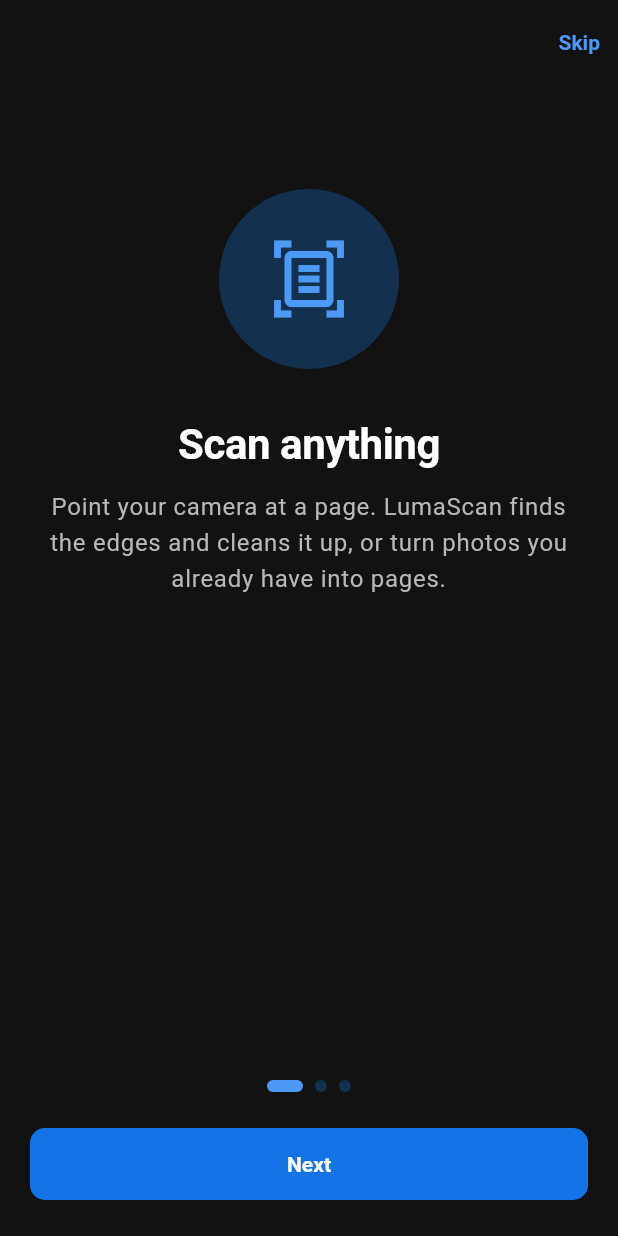
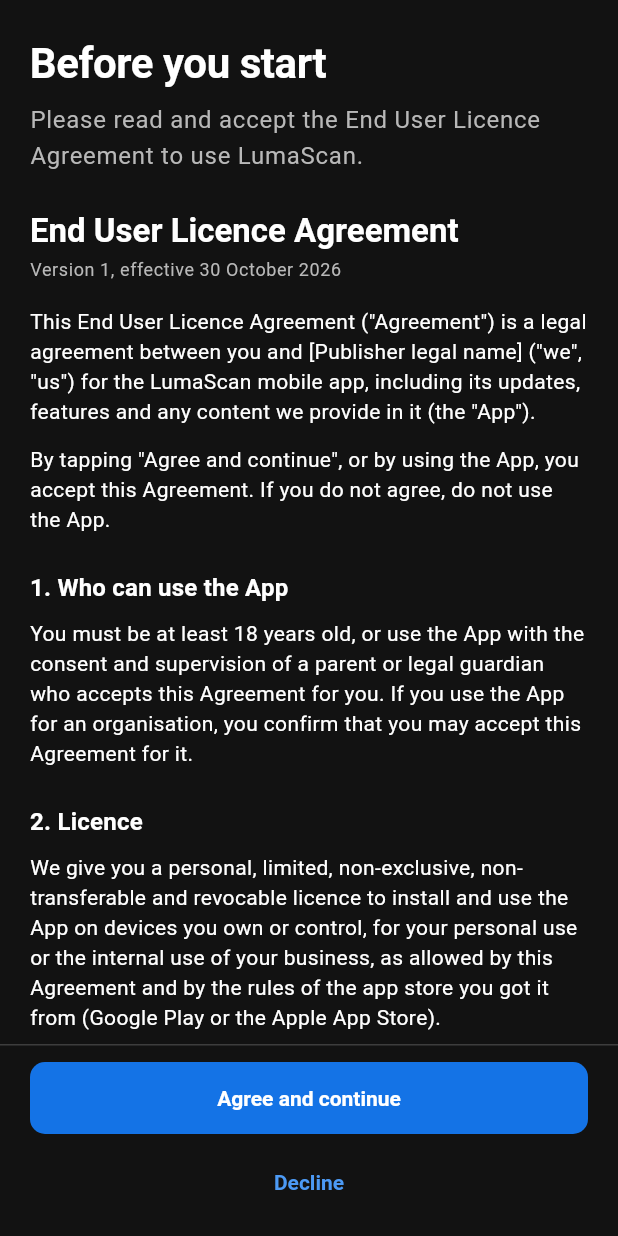
Before and after one commit to varun15j/pfd_editor, a Flutter app: the screen it shows after launch, on a phone screen of 412 x 824 dp. Run offline on Flutter 3.47's test engine with Material 3 defaults, Android fonts, the phone set to English and light mode, and no system bars; our stand-ins replace camera, file_picker, flutter_riverpod, flutter_secure_storage, google_sign_in, in_app_purchase and 7 more; missing offline and left inert: cunning_document_scanner, flutter_appauth, google_mlkit_barcode_scanning, google_mlkit_text_recognition, in_app_purchase_android, in_app_purchase_storekit and 4 more; accounts and stored records are empty.

Commit message:
Show the End User Licence Agreement on first launch and when it changes
The agreement text lives in lib/domain/eula.dart with eulaVersion. The
start gate shows it until the current version is accepted, before the
intro; raising eulaVersion shows it again, worded as an update. Decline
explains acceptance is needed. Settings > Terms of use opens it to read.
Bumped to 1.28.0+48.

Co-Authored-By: Claude Opus 5.5 <noreply@anthropic.com>
Claude-Session: https://claude.ai/code/session_01KrCmMixavXvPM6h8zAEYWb

```diff
--- a/lumascan_app/lib/app/app.dart
+++ b/lumascan_app/lib/app/app.dart
@@ -4,6 +4,7 @@ import 'package:flutter_riverpod/flutter_riverpod.dart';
 import '../debug/debug_panel.dart';
 import '../features/capture/launch_actions_listener.dart';
 import '../features/capture/shared_images_listener.dart';
+import '../features/onboarding/eula_screen.dart';
 import '../features/onboarding/onboarding_screen.dart';
 import 'app_info.dart';
 import 'preferences.dart';
@@ -30,9 +31,10 @@ class LumaScanApp extends ConsumerWidget {
   }
 }
 
-/// Picks the first screen once the saved choices are read: the intro until it
-/// has been seen, then the app. Waiting avoids flashing the intro at someone
-/// who has already seen it.
+/// Picks the first screen once the saved choices are read: the End User
+/// Licence Agreement until its current version is accepted, then the intro
+/// until it has been seen, then the app. Waiting avoids flashing either at
+/// someone who has already been through them.
 class StartGate extends ConsumerWidget {
   const StartGate({super.key});
 
@@ -42,6 +44,8 @@ class StartGate extends ConsumerWidget {
     ref.listen(purchasesProvider, (_, _) {});
     final ready = ref.watch(appSettingsReadyProvider);
     if (!ready.hasValue) return const Scaffold(body: SizedBox.shrink());
+    final eula = ref.watch(appSettingsProvider.select((s) => (s.eulaAccepted, s.eulaAcceptedVersion)));
+    if (!eula.$1) return EulaScreen.gate(updated: eula.$2 > 0);
     final seen = ref.watch(appSettingsProvider.select((s) => s.onboardingSeen));
     // Images shared from the gallery wait until the intro has been seen.
     return seen
--- a/lumascan_app/lib/app/preferences.dart
+++ b/lumascan_app/lib/app/preferences.dart
@@ -5,6 +5,7 @@ import 'package:flutter_riverpod/flutter_riverpod.dart';
 import '../data/app_settings_store.dart';
 import '../data/ui_prefs_store.dart';
 import '../domain/app_settings.dart';
+import '../domain/eula.dart';
 import '../domain/models.dart';
 import '../domain/ocr_languages.dart';
 import '../domain/plan.dart';
@@ -56,6 +57,10 @@ class AppSettingsController extends Notifier<AppSettings> {
   /// question when one was given.
   void completeOnboarding({bool? analytics}) =>
       _set(state.copyWith(onboardingSeen: true, analytics: analytics ?? state.analytics));
+
+  /// Remembers that the current End User Licence Agreement was accepted, so
+  /// it is not shown again until its version changes.
+  void acceptEula() => _set(state.copyWith(eulaAcceptedVersion: eulaVersion));
 
   void setAnalytics(bool value) => _set(state.copyWith(analytics: value));
 
--- a/lumascan_app/lib/domain/app_settings.dart
+++ b/lumascan_app/lib/domain/app_settings.dart
@@ -1,6 +1,7 @@
 import 'package:flutter/foundation.dart';
 import 'package:flutter/material.dart' show ThemeMode;
 
+import 'eula.dart';
 import 'models.dart';
 import 'ocr_languages.dart';
 import 'plan.dart';
@@ -74,6 +75,7 @@ class AppSettings {
     this.autoCaptureSteadiness = AutoCaptureSteadiness.normal,
     this.debugPlan,
     this.ocrLanguage = 'en',
+    this.eulaAcceptedVersion = 0,
   });
 
   /// Looks only. Does not touch any file.
@@ -129,6 +131,13 @@ class AppSettings {
   /// Applies to the next read; text already recognised is kept.
   final String ocrLanguage;
 
+  /// Version of the End User Licence Agreement the user last accepted; 0 when
+  /// they never have. Below [eulaVersion], the agreement is shown at start.
+  final int eulaAcceptedVersion;
+
+  /// Whether the current agreement has been accepted.
+  bool get eulaAccepted => eulaAcceptedVersion >= eulaVersion;
+
   AppSettings copyWith({
     ThemeMode? themeMode,
     DocumentFilter? defaultFilter,
@@ -143,6 +152,7 @@ class AppSettings {
     AutoCaptureSteadiness? autoCaptureSteadiness,
     Object? debugPlan = _keep,
     String? ocrLanguage,
+    int? eulaAcceptedVersion,
   }) => AppSettings(
     themeMode: themeMode ?? this.themeMode,
     defaultFilter: defaultFilter ?? this.defaultFilter,
@@ -157,6 +167,7 @@ class AppSettings {
     autoCaptureSteadiness: autoCaptureSteadiness ?? this.autoCaptureSteadiness,
     debugPlan: identical(debugPlan, _keep) ? this.debugPlan : debugPlan as AppPlan?,
     ocrLanguage: ocrLanguage ?? this.ocrLanguage,
+    eulaAcceptedVersion: eulaAcceptedVersion ?? this.eulaAcceptedVersion,
   );
 
   static const Object _keep = Object();
@@ -181,6 +192,7 @@ class AppSettings {
     'autoCaptureSteadiness': autoCaptureSteadiness.name,
     if (debugPlan != null) 'debugPlan': debugPlan!.name,
     'ocrLanguage': ocrLanguage,
+    'eulaAcceptedVersion': eulaAcceptedVersion,
   };
 
   /// Unknown or missing values fall back to the defaults, so a settings file
@@ -200,6 +212,7 @@ class AppSettings {
         AutoCaptureSteadiness.values.asNameMap()[json['autoCaptureSteadiness']] ?? AutoCaptureSteadiness.normal,
     debugPlan: AppPlan.values.asNameMap()[json['debugPlan']],
     ocrLanguage: OcrLanguage.byCode(json['ocrLanguage'] as String? ?? '')?.code ?? 'en',
+    eulaAcceptedVersion: (json['eulaAcceptedVersion'] as num?)?.toInt() ?? 0,
   );
 
   /// Files before 3 always held Date and time, the default then, chosen or
@@ -237,7 +250,8 @@ class AppSettings {
       other.captureHaptics == captureHaptics &&
       other.autoCaptureSteadiness == autoCaptureSteadiness &&
       other.debugPlan == debugPlan &&
-      other.ocrLanguage == ocrLanguage;
+      other.ocrLanguage == ocrLanguage &&
+      other.eulaAcceptedVersion == eulaAcceptedVersion;
 
   @override
   int get hashCode => Object.hash(
@@ -254,5 +268,6 @@ class AppSettings {
     autoCaptureSteadiness,
     debugPlan,
     ocrLanguage,
+    eulaAcceptedVersion,
   );
 }
--- /dev/null
+++ b/lumascan_app/lib/domain/eula.dart
@@ -0,0 +1,173 @@
+import '../app/app_info.dart';
+
+/// Version of the End User Licence Agreement below. Raise it by one whenever
+/// the text changes in a way people must agree to again: everyone who
+/// accepted an older version sees the agreement again at the next start and
+/// cannot use the app until they accept it. Typo fixes can keep the number.
+const eulaVersion = 1;
+
+/// Date the current version takes effect, shown at the top of the agreement.
+const eulaEffectiveDate = '30 October 2026';
+
+// To be filled in (and the whole text checked) by a lawyer before release.
+const _publisher = '[Publisher legal name]';
+const _address = '[Registered address]';
+const _contactEmail = '[support email]';
+const _grievanceOfficer = '[Grievance Officer name]';
+const _courtsCity = '[City]';
+
+/// One numbered part of the agreement. Paragraphs are separated by a blank
+/// line; lines starting with "• " are list items.
+class EulaSection {
+  const EulaSection(this.heading, this.body);
+  final String heading;
+  final String body;
+}
+
+/// What the agreement opens with, before the numbered parts.
+const eulaIntro =
+    'This End User Licence Agreement ("Agreement") is a legal agreement between you and $_publisher '
+    '("we", "us") for the $appName mobile app, including its updates, features and any content we provide in it '
+    '(the "App").\n\n'
+    'By tapping "Agree and continue", or by using the App, you accept this Agreement. If you do not agree, '
+    'do not use the App.';
+
+const eulaSections = <EulaSection>[
+  EulaSection(
+    'Who can use the App',
+    'You must be at least 18 years old, or use the App with the consent and supervision of a parent or legal '
+        'guardian who accepts this Agreement for you. If you use the App for an organisation, you confirm that you '
+        'may accept this Agreement for it.',
+  ),
+  EulaSection(
+    'Licence',
+    'We give you a personal, limited, non-exclusive, non-transferable and revocable licence to install and use '
+        'the App on devices you own or control, for your personal use or the internal use of your business, as '
+        'allowed by this Agreement and by the rules of the app store you got it from (Google Play or the Apple App '
+        'Store).\n\n'
+        'The App is licensed to you, not sold. We and our licensors keep all rights not expressly given to you.',
+  ),
+  EulaSection(
+    'What you must not do',
+    'You agree not to:\n'
+        '• copy, modify, sell, rent, lend or redistribute the App;\n'
+        '• reverse engineer, decompile or disassemble the App, except where the law allows it despite this term;\n'
+        '• get around plan limits, payments, watermarks, passwords or other protection in the App;\n'
+        '• use the App to scan, copy or share material you have no right to, such as copyrighted books or '
+        'another person\'s identity documents without their permission;\n'
+        '• use the App for anything unlawful, fraudulent or harmful, including forging documents or signatures.',
+  ),
+  EulaSection(
+    'Your documents',
+    'The photos, scans, PDFs, text, signatures and other content you create or bring into the App ("Your '
+        'Content") stay yours. We claim no ownership of Your Content.\n\n'
+        'The App works on your device. Your Content is kept on your device and leaves it only when you choose to '
+        'share or export it, or when you connect a cloud storage account and send files to it. Files sent to such '
+        'an account are handled under that provider\'s terms, not ours.\n\n'
+        'You are responsible for Your Content, for having the right to scan and share it, and for keeping your '
+        'own backups. Deleting the App, clearing its data or losing your device can delete Your Content for good, '
+        'and we cannot recover it.',
+  ),
+  EulaSection(
+    'Camera, photos and other permissions',
+    'The App asks for access to your camera to scan, and to your photos or files when you import or save them. '
+        'It uses these only for the feature you are using. You can turn a permission off in your device settings '
+        'at any time; some features will then stop working.',
+  ),
+  EulaSection(
+    'Automatic features and text recognition',
+    'Edge detection, auto crop, image filters, text recognition (OCR), smart file names, table to spreadsheet '
+        'and similar features are automatic and can make mistakes, especially with poor light, handwriting or '
+        'some languages and scripts. Always check the result before you rely on it, in particular for legal, '
+        'financial, medical or official documents.',
+  ),
+  EulaSection(
+    'Signatures, passwords and app lock',
+    'Signatures and stamps you add are images placed on the page. The App does not check who signed or create '
+        'a certified digital signature, and whether a signed document is legally valid depends on the law that '
+        'applies to it.\n\n'
+        'If you protect a document with a password or lock the App, keep your password safe. We do not store it '
+        'and cannot recover it or the document if it is lost.',
+  ),
+  EulaSection(
+    'Plans, purchases and subscriptions',
+    'The App has a free Basic plan and paid Pro and Gold plans. Exports on the Basic plan carry a small '
+        '"$exportWatermark" mark. What each plan includes is shown in the App before you buy and may change over '
+        'time.\n\n'
+        'Paid plans are bought through Google Play or the Apple App Store, and their terms govern payment, '
+        'renewal, cancellation and refunds. Subscriptions renew automatically until you cancel them in your store '
+        'account, at least 24 hours before the current period ends. Prices are shown in the App and the store, '
+        'including any applicable taxes such as GST.\n\n'
+        'Nothing in this Agreement limits refunds or other rights you have under the Consumer Protection Act, '
+        '2019 or other law that cannot be excluded.',
+  ),
+  EulaSection(
+    'Privacy',
+    'We collect as little as we can. Your documents are not sent to us. If you agree to share anonymous usage '
+        'data, it covers things like which features are used and where the App fails, never your documents, '
+        'pages or file names, and you can turn it off in Settings. Our Privacy Policy explains this in full, and '
+        'we handle personal data as required by the Digital Personal Data Protection Act, 2023 and other law that '
+        'applies.',
+  ),
+  EulaSection(
+    'Updates and changes to this Agreement',
+    'We may update the App to add, change or remove features, fix problems or follow the law. Some updates may '
+        'be needed to keep using the App.\n\n'
+        'We may also change this Agreement. When we do, the App shows you the new version, and you need to accept '
+        'it to keep using the App. If you do not accept it, stop using the App and uninstall it.',
+  ),
+  EulaSection(
+    'Other software and services',
+    'The App includes open-source software, used under its own licences, which are listed in Settings under '
+        'Open-source licences. Third-party services you use through the App, such as app stores or cloud storage, '
+        'are governed by their own terms.',
+  ),
+  EulaSection(
+    'Ownership of the App',
+    'The App, its design, code, name and logos belong to us or our licensors and are protected by intellectual '
+        'property law. This Agreement does not give you any right to use our name or trademarks.',
+  ),
+  EulaSection(
+    'No warranty',
+    'To the extent the law allows, the App is provided "as is" and "as available", without warranties of any '
+        'kind, whether express or implied, including fitness for a particular purpose. We do not promise that '
+        'the App will be error-free, uninterrupted or that it will never lose data.',
+  ),
+  EulaSection(
+    'Limit of liability',
+    'To the extent the law allows, we are not liable for any indirect, incidental, special or consequential '
+        'loss, or for lost data, documents, profits or business, arising from your use of the App. Our total '
+        'liability to you for any claim about the App is limited to the amount you paid us for the App in the 12 '
+        'months before the claim.\n\n'
+        'Nothing in this Agreement limits liability that cannot be limited by law.',
+  ),
+  EulaSection(
+    'Ending this Agreement',
+    'You can end this Agreement at any time by uninstalling the App. We may end or suspend your licence if you '
+        'break this Agreement. When it ends you must stop using the App. Sections on your documents, ownership, '
+        'no warranty, limit of liability and governing law continue after it ends.',
+  ),
+  EulaSection(
+    'Governing law',
+    'This Agreement is governed by the laws of India. Courts at $_courtsCity have exclusive jurisdiction, '
+        'without affecting any right you have as a consumer to bring a claim where you live.',
+  ),
+  EulaSection(
+    'If you got the App from the Apple App Store',
+    'This Agreement is between you and us only, not Apple. We, not Apple, are responsible for the App, its '
+        'support and maintenance, and any claims about it, including product liability, legal compliance and '
+        'intellectual property claims. If the App fails to meet a warranty that applies, you may tell Apple, and '
+        'Apple will refund the price you paid for it, if any; Apple has no other warranty obligation. You confirm '
+        'you are not in a country under a US Government embargo and are not on a US Government list of '
+        'prohibited or restricted parties. Apple and its subsidiaries are third-party beneficiaries of this '
+        'Agreement and may enforce it against you.',
+  ),
+  EulaSection(
+    'Contact and grievances',
+    'Questions, complaints or notices about the App or this Agreement:\n'
+        '$_publisher, $_address\n'
+        'Email: $_contactEmail\n\n'
+        'Grievance Officer (under the Information Technology Act, 2000 and its rules): $_grievanceOfficer, '
+        '$_contactEmail. We acknowledge complaints within 24 hours and aim to resolve them within 15 days.',
+  ),
+];
--- /dev/null
+++ b/lumascan_app/lib/features/onboarding/eula_screen.dart
@@ -0,0 +1,139 @@
+import 'package:flutter/foundation.dart';
+import 'package:flutter/material.dart';
+import 'package:flutter/services.dart';
+import 'package:flutter_riverpod/flutter_riverpod.dart';
+
+import '../../app/app_info.dart';
+import '../../app/preferences.dart';
+import '../../app/theme.dart';
+import '../../domain/eula.dart';
+
+/// The End User Licence Agreement. At start ([EulaScreen.gate]) it stands
+/// before the rest of the app until it is accepted, on first run and again
+/// whenever [eulaVersion] is raised. From Settings it opens to be read only.
+class EulaScreen extends ConsumerWidget {
+  /// Read only, with a back button.
+  const EulaScreen({super.key}) : gate = false, updated = false;
+
+  /// Asks for acceptance. [updated] says an older version was accepted
+  /// before, so the screen explains the agreement has changed.
+  const EulaScreen.gate({super.key, this.updated = false}) : gate = true;
+
+  /// Whether acceptance is asked for, rather than read only.
+  final bool gate;
+
+  /// Whether an older version was accepted before.
+  final bool updated;
+
+  Future<void> _decline(BuildContext context) async {
+    // Only Android lets an app close itself; elsewhere the person leaves it.
+    final canClose = defaultTargetPlatform == TargetPlatform.android;
+    final close = await showDialog<bool>(
+      context: context,
+      builder: (context) => AlertDialog(
+        title: const Text('Agreement needed'),
+        content: Text(
+          'You need to accept the End User Licence Agreement to use $appName.'
+          '${canClose ? '' : ' If you do not agree, you can close the app and uninstall it.'}',
+        ),
+        actions: [
+          if (canClose) TextButton(onPressed: () => Navigator.pop(context, true), child: const Text('Close app')),
+          FilledButton(onPressed: () => Navigator.pop(context, false), child: const Text('Read again')),
+        ],
+      ),
+    );
+    if (close ?? false) await SystemNavigator.pop();
+  }
+
+  @override
+  Widget build(BuildContext context, WidgetRef ref) {
+    final c = LumaColors.of(context);
+    final text = Theme.of(context).textTheme;
+    final heading = updated ? 'We have updated our terms' : 'Before you start';
+    final lead = updated
+        ? 'Please read and accept the new End User Licence Agreement to keep using $appName.'
+        : 'Please read and accept the End User Licence Agreement to use $appName.';
+    return Scaffold(
+      appBar: gate ? null : AppBar(title: const Text('Terms of use')),
+      body: SafeArea(
+        top: gate,
+        child: Column(
+          children: [
+            Expanded(
+              child: ListView(
+                padding: const EdgeInsets.fromLTRB(Space.page, Space.xl, Space.page, Space.xl),
+                children: [
+                  if (gate) ...[
+                    Semantics(header: true, child: Text(heading, style: text.headlineMedium)),
+                    const SizedBox(height: Space.sm),
+                    Text(lead, style: text.bodyLarge?.copyWith(color: c.muted)),
+                    const SizedBox(height: Space.xl),
+                  ],
+                  Semantics(header: true, child: Text('End User Licence Agreement', style: text.titleLarge)),
+                  const SizedBox(height: Space.xs),
+                  Text(
+                    'Version $eulaVersion, effective $eulaEffectiveDate',
+                    style: text.bodySmall?.copyWith(color: c.muted),
+                  ),
+                  const SizedBox(height: Space.lg),
+                  ..._paragraphs(eulaIntro, text.bodyMedium),
+                  for (final (i, section) in eulaSections.indexed) ...[
+                    const SizedBox(height: Space.md),
+                    Semantics(header: true, child: Text('${i + 1}. ${section.heading}', style: text.titleMedium)),
+                    const SizedBox(height: Space.sm),
+                    ..._paragraphs(section.body, text.bodyMedium),
+                  ],
+                ],
+              ),
+            ),
+            if (gate)
+              DecoratedBox(
+                decoration: BoxDecoration(
+                  border: Border(top: BorderSide(color: c.line)),
+                ),
+                child: Padding(
+                  padding: const EdgeInsets.fromLTRB(Space.page, Space.md, Space.page, Space.md),
+                  child: Column(
+                    crossAxisAlignment: CrossAxisAlignment.stretch,
+                    children: [
+                      FilledButton(
+                        onPressed: () => ref.read(appSettingsProvider.notifier).acceptEula(),
+                        child: const Text('Agree and continue'),
+                      ),
+                      const SizedBox(height: Space.sm),
+                      TextButton(onPressed: () => _decline(context), child: const Text('Decline')),
+                    ],
+                  ),
+                ),
+              ),
+          ],
+        ),
+      ),
+    );
+  }
+
+  static List<Widget> _paragraphs(String body, TextStyle? style) => [
+    for (final paragraph in body.split('\n\n'))
+      Padding(
+        padding: const EdgeInsets.only(bottom: Space.md),
+        child: Column(
+          crossAxisAlignment: CrossAxisAlignment.start,
+          children: [
+            for (final line in paragraph.split('\n'))
+              line.startsWith('• ')
+                  ? Padding(
+                      padding: const EdgeInsets.only(left: Space.sm, top: Space.xs),
+                      child: Row(
+                        crossAxisAlignment: CrossAxisAlignment.start,
+                        children: [
+                          Text('•  ', style: style),
+                          Expanded(child: Text(line.substring(2), style: style)),
+                        ],
+                      ),
+                    )
+                  : Text(line, style: style),
+          ],
+        ),
+      ),
+  ];
+}
--- a/lumascan_app/lib/features/settings/about_section.dart
+++ b/lumascan_app/lib/features/settings/about_section.dart
@@ -4,6 +4,8 @@ import 'package:package_info_plus/package_info_plus.dart';
 
 import '../../app/app_info.dart';
 import '../../app/theme.dart';
+import '../../domain/eula.dart';
+import '../onboarding/eula_screen.dart';
 import 'help_screen.dart';
 
 /// Version of the installed app. Overridden in tests.
@@ -42,6 +44,14 @@ class AboutSection extends ConsumerWidget {
         ),
         ListTile(
           contentPadding: EdgeInsets.zero,
+          leading: const Icon(Icons.gavel_outlined),
+          title: const Text('Terms of use'),
+          subtitle: const Text('End User Licence Agreement, version $eulaVersion'),
+          trailing: const Icon(Icons.chevron_right),
+          onTap: () => Navigator.of(context).push(MaterialPageRoute<void>(builder: (_) => const EulaScreen())),
+        ),
+        ListTile(
+          contentPadding: EdgeInsets.zero,
           leading: const Icon(Icons.description_outlined),
           title: const Text('Open-source licences'),
           trailing: const Icon(Icons.chevron_right),
--- a/lumascan_app/pubspec.yaml
+++ b/lumascan_app/pubspec.yaml
@@ -16,7 +16,7 @@ publish_to: 'none' # Remove this line if you wish to publish to pub.dev
 # https://developer.apple.com/library/archive/documentation/General/Reference/InfoPlistKeyReference/Articles/CoreFoundationKeys.html
 # In Windows, build-name is used as the major, minor, and patch parts
 # of the product and file versions while build-number is used as the build suffix.
-version: 1.27.0+47
+version: 1.28.0+48
 
 environment:
   sdk: ^3.13.1
```
Also changed, not shown: 6 other files.
